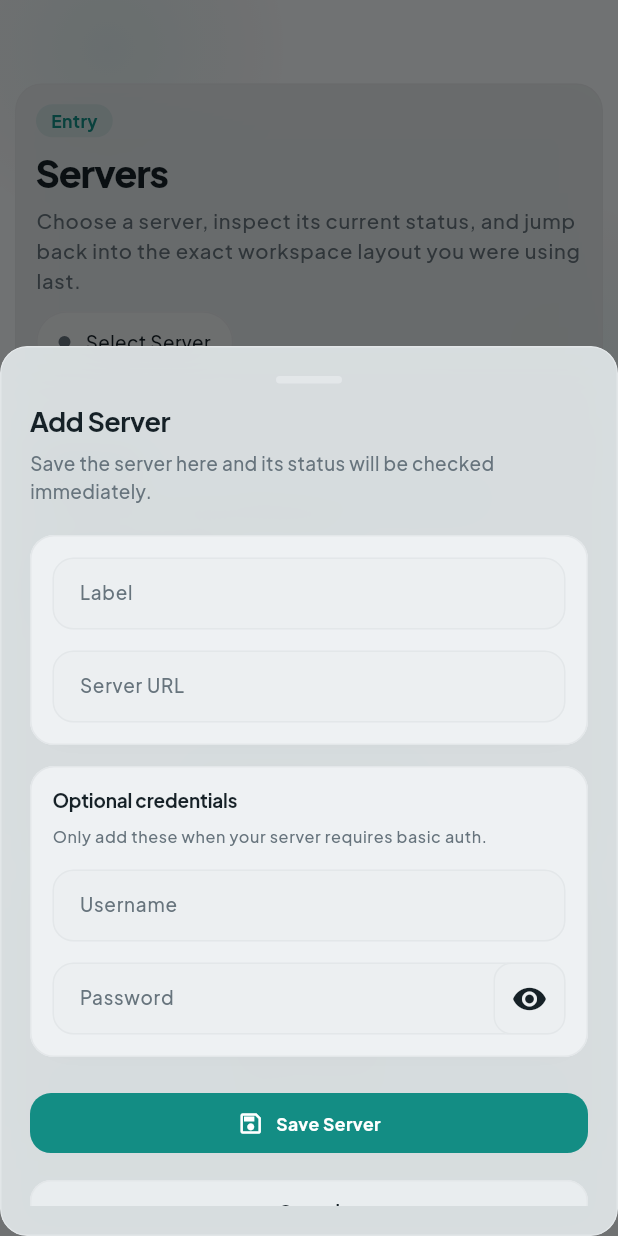
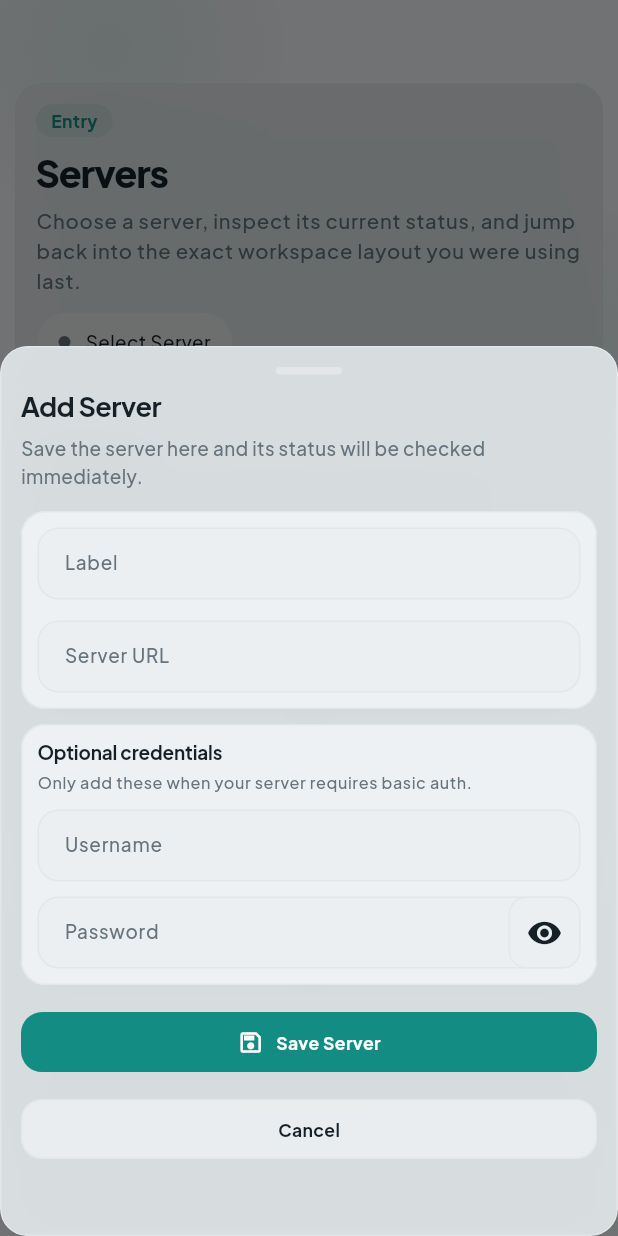
Before and after one commit to jungwuk-ryu/better-opencode-client, a Flutter app: the screen it shows after launch, after a tap on "Add Server", on a phone screen of 412 x 824 dp. Run offline on Flutter 3.47's test engine with Material 3 defaults, Android fonts, the phone set to English and light mode, and no system bars; our stand-ins replace app_links, audioplayers, flutter_local_notifications, flutter_markdown_plus, flutter_secure_storage, google_fonts and 2 more; missing offline and left inert: desktop_drop, file_selector, xterm; accounts and stored records are empty.

Commit message:
fix(home): tighten mobile spacing in support surfaces

```diff
--- a/lib/src/features/web_parity/web_home_screen_server_management.dart
+++ b/lib/src/features/web_parity/web_home_screen_server_management.dart
@@ -165,6 +165,7 @@ class _ServersSheetState extends State<_ServersSheet> {
   @override
   Widget build(BuildContext context) {
     final surfaces = Theme.of(context).extension<AppSurfaces>()!;
+    final compactShell = MediaQuery.sizeOf(context).width < 620;
 
     return AnimatedBuilder(
       animation: controller,
@@ -175,7 +176,7 @@ class _ServersSheetState extends State<_ServersSheet> {
           blur: 12,
           backgroundOpacity: 0.9,
           borderOpacity: 0.06,
-          padding: const EdgeInsets.all(AppSpacing.lg),
+          padding: EdgeInsets.all(compactShell ? AppSpacing.md : AppSpacing.lg),
           child: Column(
             crossAxisAlignment: CrossAxisAlignment.start,
             children: <Widget>[
@@ -189,7 +190,7 @@ class _ServersSheetState extends State<_ServersSheet> {
                   ),
                 ),
               ),
-              const SizedBox(height: AppSpacing.md),
+              SizedBox(height: compactShell ? AppSpacing.sm : AppSpacing.md),
               LayoutBuilder(
                 builder: (context, constraints) {
                   final compact = constraints.maxWidth < 620;
@@ -241,7 +242,7 @@ class _ServersSheetState extends State<_ServersSheet> {
                       crossAxisAlignment: CrossAxisAlignment.start,
                       children: <Widget>[
                         titleBlock,
-                        const SizedBox(height: AppSpacing.md),
+                        const SizedBox(height: AppSpacing.sm),
                         actions,
                       ],
                     );
@@ -250,13 +251,13 @@ class _ServersSheetState extends State<_ServersSheet> {
                     crossAxisAlignment: CrossAxisAlignment.start,
                     children: <Widget>[
                       Expanded(child: titleBlock),
-                      const SizedBox(width: AppSpacing.md),
+                      const SizedBox(width: AppSpacing.sm),
                       actions,
                     ],
                   );
                 },
               ),
-              const SizedBox(height: AppSpacing.lg),
+              SizedBox(height: compactShell ? AppSpacing.md : AppSpacing.lg),
               Expanded(
                 child: profiles.isEmpty
                     ? Center(
@@ -279,13 +280,13 @@ class _ServersSheetState extends State<_ServersSheet> {
                                 color: surfaces.muted,
                               ),
                             ),
-                            const SizedBox(height: AppSpacing.md),
+                            const SizedBox(height: AppSpacing.sm),
                             Text(
                               context.wp('No saved servers yet.'),
                               style: Theme.of(context).textTheme.titleMedium
                                   ?.copyWith(fontWeight: FontWeight.w700),
                             ),
-                            const SizedBox(height: AppSpacing.xs),
+                            const SizedBox(height: AppSpacing.xxs),
                             Text(
                               context.wp(
                                 'Add your first OpenCode server here and it will immediately be ready for project browsing.',
@@ -300,7 +301,7 @@ class _ServersSheetState extends State<_ServersSheet> {
                     : ListView.separated(
                         itemCount: profiles.length,
                         separatorBuilder: (_, _) =>
-                            const SizedBox(height: AppSpacing.sm),
+                            const SizedBox(height: AppSpacing.xs),
                         itemBuilder: (context, index) {
                           final profile = profiles[index];
                           final report = controller.reports[profile.storageKey];
@@ -379,6 +380,7 @@ class _ServerManagementCard extends StatelessWidget {
     final theme = Theme.of(context);
     final surfaces = theme.extension<AppSurfaces>()!;
     final meta = _serverMetaItems(context, profile, report);
+    final compactCard = MediaQuery.sizeOf(context).width < 620;
 
     return Material(
       color: Colors.transparent,
@@ -395,7 +397,9 @@ class _ServerManagementCard extends StatelessWidget {
             emphasized: selected,
           ),
           child: Padding(
-            padding: const EdgeInsets.all(AppSpacing.md),
+            padding: EdgeInsets.all(
+              compactCard ? AppSpacing.sm : AppSpacing.md,
+            ),
             child: Column(
               crossAxisAlignment: CrossAxisAlignment.start,
               children: <Widget>[
@@ -683,16 +687,19 @@ class _ServerEditorSheetState extends State<_ServerEditorSheet> {
   Widget build(BuildContext context) {
     final surfaces = Theme.of(context).extension<AppSurfaces>()!;
     final editingExisting = widget.initialProfile != null;
+    final compactSheet = MediaQuery.sizeOf(context).width < 560;
     return AppGlassPanel(
       radius: AppSpacing.cardRadius,
       blur: 12,
       backgroundOpacity: 0.9,
       borderOpacity: 0.06,
       padding: EdgeInsets.only(
-        left: AppSpacing.lg,
-        right: AppSpacing.lg,
-        top: AppSpacing.lg,
-        bottom: AppSpacing.lg + MediaQuery.of(context).viewInsets.bottom,
+        left: compactSheet ? AppSpacing.md : AppSpacing.lg,
+        right: compactSheet ? AppSpacing.md : AppSpacing.lg,
+        top: compactSheet ? AppSpacing.md : AppSpacing.lg,
+        bottom:
+            (compactSheet ? AppSpacing.md : AppSpacing.lg) +
+            MediaQuery.of(context).viewInsets.bottom,
       ),
       child: Form(
         key: _formKey,
@@ -708,7 +715,7 @@ class _ServerEditorSheetState extends State<_ServerEditorSheet> {
                 ),
               ),
             ),
-            const SizedBox(height: AppSpacing.md),
+            const SizedBox(height: AppSpacing.sm),
             Text(
               editingExisting
                   ? context.wp('Edit Server')
@@ -726,9 +733,11 @@ class _ServerEditorSheetState extends State<_ServerEditorSheet> {
                 context,
               ).textTheme.bodyMedium?.copyWith(color: surfaces.muted),
             ),
-            const SizedBox(height: AppSpacing.lg),
+            SizedBox(height: compactSheet ? AppSpacing.md : AppSpacing.lg),
             Container(
-              padding: const EdgeInsets.all(AppSpacing.md),
+              padding: EdgeInsets.all(
+                compactSheet ? AppSpacing.sm : AppSpacing.md,
+              ),
               decoration: appSoftCardDecoration(
                 context,
                 radius: AppSpacing.panelRadius,
@@ -759,9 +768,11 @@ class _ServerEditorSheetState extends State<_ServerEditorSheet> {
                 ],
               ),
             ),
-            const SizedBox(height: AppSpacing.md),
+            SizedBox(height: compactSheet ? AppSpacing.sm : AppSpacing.md),
             Container(
-              padding: const EdgeInsets.all(AppSpacing.md),
+              padding: EdgeInsets.all(
+                compactSheet ? AppSpacing.sm : AppSpacing.md,
+              ),
               decoration: appSoftCardDecoration(
                 context,
                 radius: AppSpacing.panelRadius,
@@ -777,7 +788,7 @@ class _ServerEditorSheetState extends State<_ServerEditorSheet> {
                       fontWeight: FontWeight.w700,
                     ),
                   ),
-                  const SizedBox(height: AppSpacing.xs),
+                  const SizedBox(height: AppSpacing.xxs),
                   Text(
                     context.wp(
                       'Only add these when your server requires basic auth.',
@@ -786,7 +797,9 @@ class _ServerEditorSheetState extends State<_ServerEditorSheet> {
                       context,
                     ).textTheme.bodySmall?.copyWith(color: surfaces.muted),
                   ),
-                  const SizedBox(height: AppSpacing.md),
+                  SizedBox(
+                    height: compactSheet ? AppSpacing.sm : AppSpacing.md,
+                  ),
                   TextFormField(
                     key: const ValueKey<String>(
                       'servers-editor-username-field',
@@ -797,7 +810,9 @@ class _ServerEditorSheetState extends State<_ServerEditorSheet> {
                       hintText: context.wp('Optional'),
                     ),
                   ),
-                  const SizedBox(height: AppSpacing.md),
+                  SizedBox(
+                    height: compactSheet ? AppSpacing.sm : AppSpacing.md,
+                  ),
                   TextFormField(
                     key: const ValueKey<String>(
                       'servers-editor-password-field',
@@ -824,7 +839,7 @@ class _ServerEditorSheetState extends State<_ServerEditorSheet> {
                 ],
               ),
             ),
-            const SizedBox(height: AppSpacing.lg),
+            SizedBox(height: compactSheet ? AppSpacing.md : AppSpacing.lg),
             LayoutBuilder(
               builder: (context, constraints) {
                 final compact = constraints.maxWidth < 420;
```
Also changed, not shown: lib/src/features/web_parity/project_picker_sheet.dart (+13 -7 lines).
